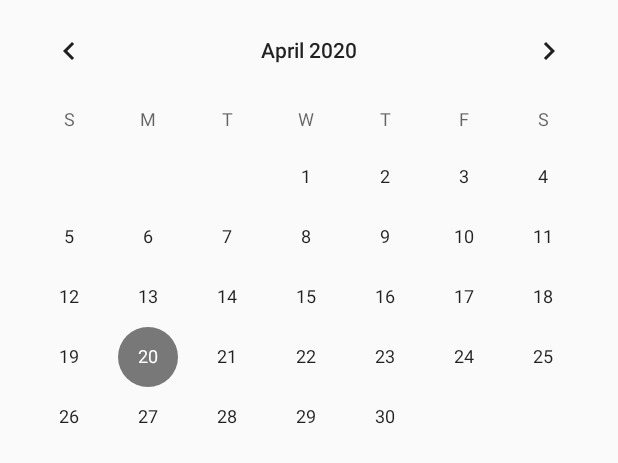
After one commit to csinga24/HataridonaploEH7K1K, an Android app: the layout fragment_calendarcal.xml on its own in the app's theme, with its tools: preview values and no code run, on a phone screen of 412 x 824 dp. The commit adds this screen. Shown: the top 463 px of the screen. Run offline under Robolectric (Android 15) with nearby library versions, the phone set to English and light mode, and no system bars.

Commit message:
add fragment classes to calendar view

```diff
--- /dev/null
+++ b/app/src/main/res/layout/fragment_calendarcal.xml
@@ -0,0 +1,19 @@
+<?xml version="1.0" encoding="utf-8"?>
+<androidx.constraintlayout.widget.ConstraintLayout xmlns:android="http://schemas.android.com/apk/res/android"
+    xmlns:app="http://schemas.android.com/apk/res-auto"
+    xmlns:tools="http://schemas.android.com/tools"
+    android:layout_width="match_parent"
+    android:layout_height="match_parent"
+    tools:context=".ui.calendar.fragments.CalCalendarFragment"
+    android:id="@+id/fragment_calendarcal">
+
+    <CalendarView
+        android:id="@+id/CalendarView"
+        android:layout_width="fill_parent"
+        android:layout_height="fill_parent"
+        app:layout_constraintBottom_toBottomOf="parent"
+        app:layout_constraintEnd_toEndOf="parent"
+        app:layout_constraintStart_toStartOf="parent"
+        app:layout_constraintTop_toTopOf="parent" />
+
+</androidx.constraintlayout.widget.ConstraintLayout>
--- a/app/src/main/res/values/strings.xml
+++ b/app/src/main/res/values/strings.xml
@@ -21,5 +21,7 @@
     <string name="add">Hozzáadás</string>
     <string name="action_profil">Profil</string>
     <string name="action_settings">Beállítások</string>
+    <string name="menu_calendarlist">List</string>
+    <string name="add_event">Új esemény létrehozása</string>
 
 </resources>
```
Also changed, not shown: app/src/main/java/hu/bme/aut/android/hataridonaploeh7k1k/ui/calendar/fragments/CalCalendarFragmnet.kt (added, +29 -0 lines), app/src/main/java/hu/bme/aut/android/hataridonaploeh7k1k/ui/calendar/fragments/ListCalendarFragment.kt (added, +76 -0 lines), app/src/main/res/layout/fragment_calendar.xml (+11 -14 lines), app/src/main/res/layout/fragment_calendarlist.xml (added, +23 -0 lines).
